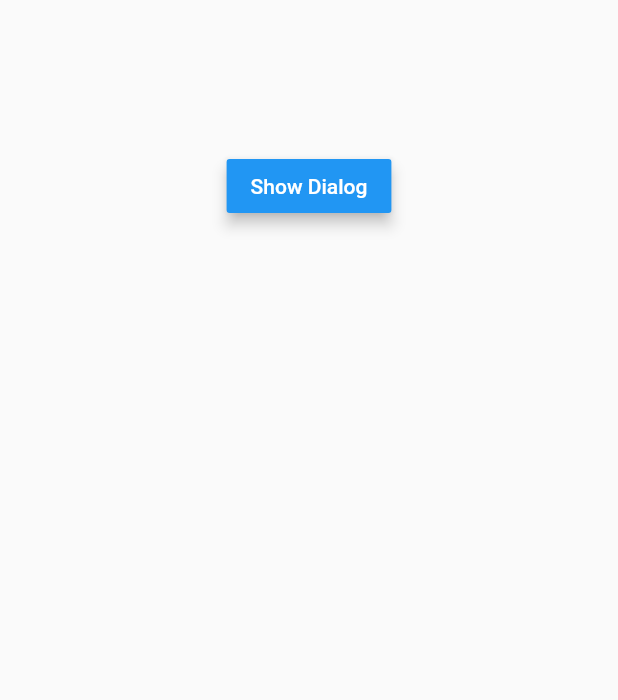
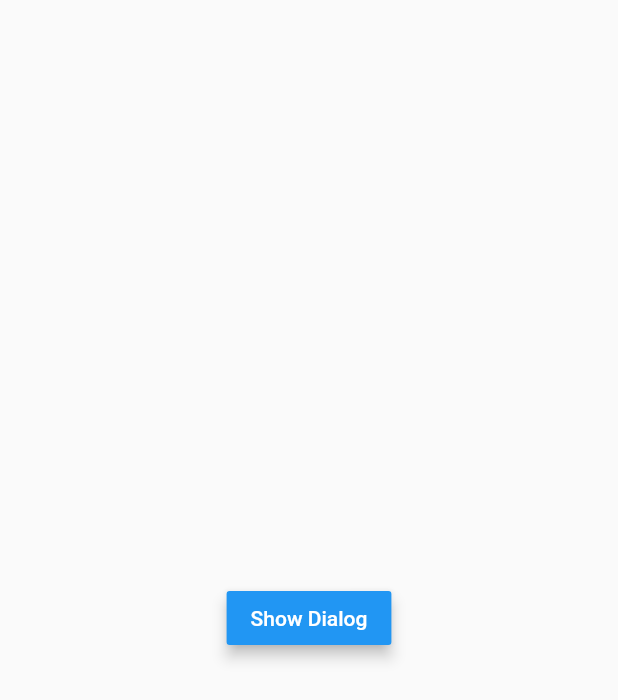
Before and after one commit to kitamuyu/flutter-animations, a Flutter app: the AlertDialogPage screen opened by its route, on a phone screen of 412 x 824 dp. Shown: the top 700 px of the screen. Run offline on Flutter 3.47's test engine with Material 2 defaults, Android fonts, the phone set to English and light mode, and no system bars.

Commit message:
Update style

```diff
--- a/lib/Dialogs/AlertDialog.dart
+++ b/lib/Dialogs/AlertDialog.dart
@@ -49,9 +49,9 @@ class _PageState extends State<AlertDialogPage> {
   }
 
   Widget home(BuildContext context) {
-    return Column(
-      children: <Widget>[
-        RaisedButton(
+    return Scaffold(
+      body: Center(
+        child: RaisedButton(
           child: const Text('Show Dialog'),
           color: Theme.of(context).accentColor,
           elevation: 4.0,
@@ -64,7 +64,7 @@ class _PageState extends State<AlertDialogPage> {
             );
           },
         ),
-      ],
+      ),
     );
   }
 
@@ -123,13 +123,8 @@ class _PageState extends State<AlertDialogPage> {
   @override
   Widget build(BuildContext context) {
     return Container(
-      padding: const EdgeInsets.only(top: 100.0),
       color: Theme.of(context).scaffoldBackgroundColor,
-      child: Column(
-        children: <Widget>[
-          home(context),
-        ],
-      ),
+      child: home(context),
     );
   }
 }
```
